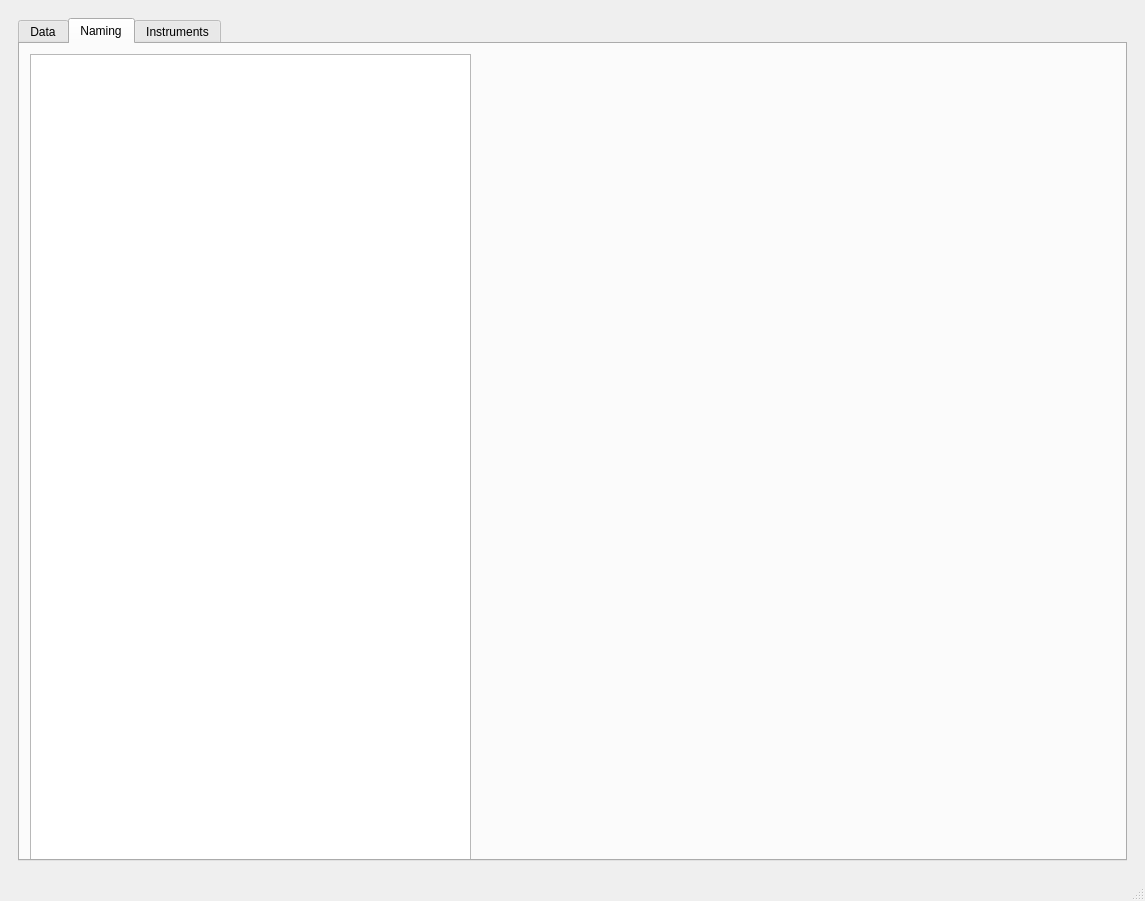
Before: the Qt Designer form mainwindow.ui in sibenshtern/mipt_project, drawn with Qt 5.
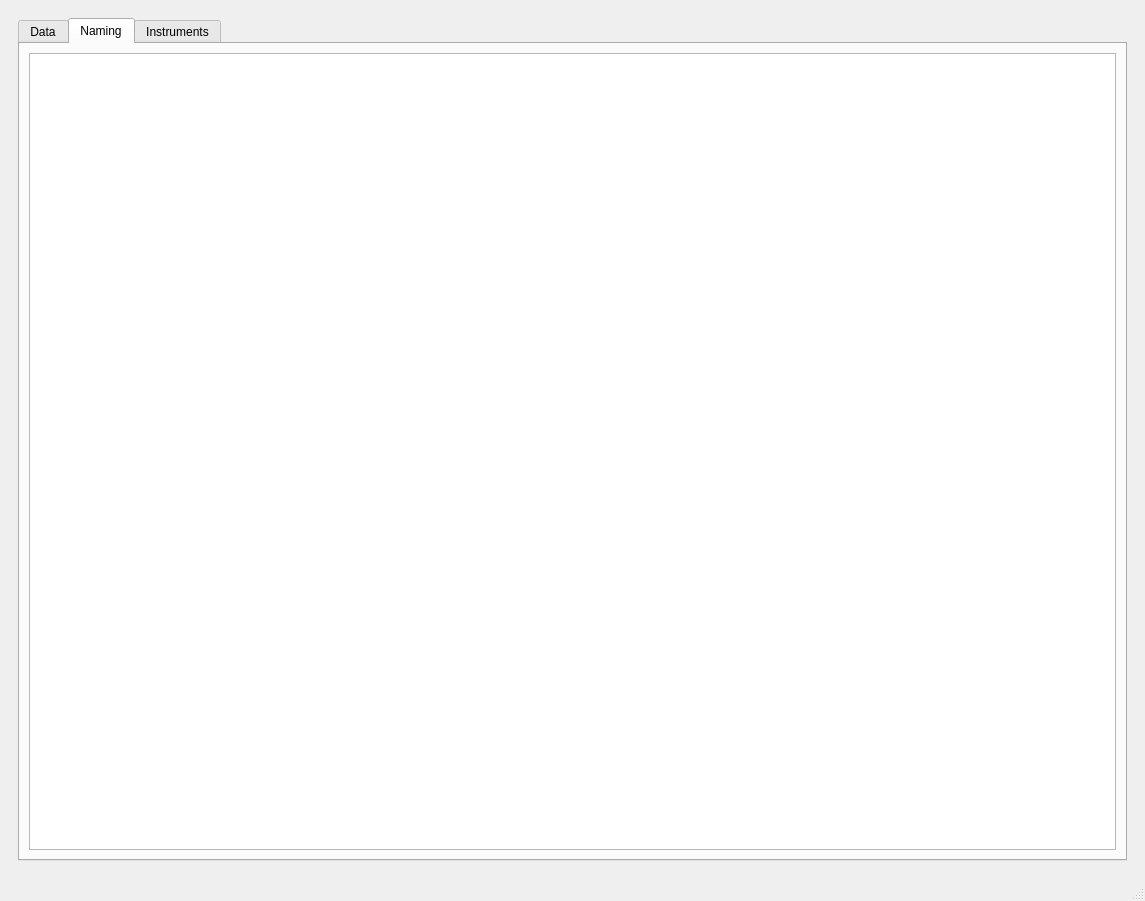
After: the same form once the commit is applied. The open tabs and pages were chosen to show the change. Icons and pictures are not drawn. Custom widgets are drawn as their Qt base class.

Diff of the .ui file:
```diff
--- a/mainwindow.ui
+++ b/mainwindow.ui
@@ -14,7 +14,7 @@
    <string>MainWindow</string>
   </property>
   <widget class="QWidget" name="centralwidget">
-   <layout class="QHBoxLayout" name="horizontalLayout_4">
+   <layout class="QVBoxLayout" name="verticalLayout_6">
     <item>
      <widget class="QStackedWidget" name="stackedWidget">
       <property name="currentIndex">
@@ -23,7 +23,7 @@
       <widget class="QWidget" name="dataPage">
        <layout class="QVBoxLayout" name="verticalLayout_5">
         <item>
-         <layout class="QHBoxLayout" name="horizontalLayout_2">
+         <layout class="QHBoxLayout" name="horizontalLayout_4">
           <item>
            <widget class="QTabWidget" name="tabWidget">
             <property name="currentIndex">
@@ -128,16 +128,11 @@
              <attribute name="title">
               <string>Naming</string>
              </attribute>
-             <widget class="QTableView" name="NamingTable">
-              <property name="geometry">
-               <rect>
-                <x>10</x>
-                <y>10</y>
-                <width>441</width>
-                <height>820</height>
-               </rect>
-              </property>
-             </widget>
+             <layout class="QHBoxLayout" name="horizontalLayout_2">
+              <item>
+               <widget class="QTableView" name="NamingTable"/>
+              </item>
+             </layout>
             </widget>
             <widget class="QWidget" name="InstruentsTab">
              <attribute name="title">
```
Left out of the diff: 35 changed lines with no effect on the pictures.
